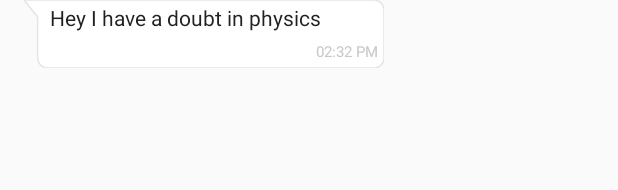
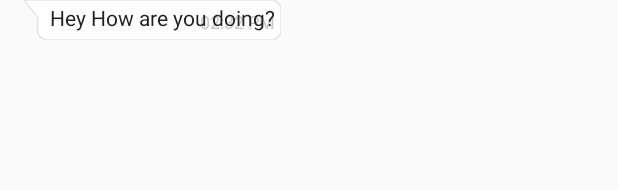
Before and after one commit to VeeraAnudeep/SMS-APP, an Android app: the layout p_chat_receive_item.xml on its own in the app's theme, with its tools: preview values and no code run, on a phone screen of 412 x 824 dp. Shown: the top 190 px of the screen. Run offline under Robolectric (Android 15) with nearby library versions, the phone set to English and light mode, and no system bars.

Commit message:
refractors and design fixes

```diff
--- a/app/src/main/res/layout/a_messages.xml
+++ b/app/src/main/res/layout/a_messages.xml
@@ -70,7 +70,7 @@
                 android:layout_marginStart="@dimen/margin_micro"
                 android:background="@drawable/shape_circle_blue"
                 android:padding="@dimen/padding_micro"
-                android:src="@drawable/selector_doc_msg_send" />
+                android:src="@drawable/selector_msg_send" />
 
         </LinearLayout>
     </RelativeLayout>
--- a/app/src/main/res/layout/p_chat_receive_item.xml
+++ b/app/src/main/res/layout/p_chat_receive_item.xml
@@ -1,42 +1,36 @@
 <?xml version="1.0" encoding="utf-8"?>
-<RelativeLayout xmlns:android="http://schemas.android.com/apk/res/android"
+<FrameLayout xmlns:android="http://schemas.android.com/apk/res/android"
     xmlns:tools="http://schemas.android.com/tools"
-    android:layout_width="240dp"
+    android:layout_width="wrap_content"
     android:layout_height="wrap_content"
     android:layout_marginBottom="6dp"
     android:layout_marginLeft="@dimen/margin_padding_normal"
-    android:background="@drawable/ic_chat_tutor_bubble"
+    android:background="@drawable/ic_chat_recieve_bubble"
     android:gravity="start">
 
     <android.support.v7.widget.AppCompatTextView
         android:id="@+id/timestamp"
         android:layout_width="wrap_content"
         android:layout_height="wrap_content"
-        android:layout_alignParentRight="true"
-        android:layout_below="@+id/message"
         android:layout_gravity="end|bottom"
         android:drawablePadding="4dp"
-        android:gravity="end"
         android:padding="4dp"
-        android:textAllCaps="true"
         android:textColor="#C8C8C8"
-        android:textSize="10sp"
+        android:textSize="12sp"
         tools:text="02:32 PM" />
 
     <android.support.v7.widget.AppCompatTextView
         android:id="@+id/message"
-        android:layout_width="match_parent"
+        android:layout_width="wrap_content"
         android:layout_height="wrap_content"
-
-        android:layout_alignParentStart="true"
-        android:gravity="start"
+        android:layout_gravity="center_vertical|start"
         android:maxWidth="250dp"
-        android:paddingBottom="2dp"
+        android:paddingBottom="5dp"
         android:paddingLeft="8dp"
-        android:paddingRight="8dp"
+        android:paddingRight="4dp"
         android:paddingTop="2dp"
         android:textColor="#212121"
         android:textSize="14sp"
-        tools:text="Hey I have a doubt in physics" />
+        tools:text="Hey How are you doing?" />
 
-</RelativeLayout>
+</FrameLayout>
```
Also changed, not shown: app/src/main/java/veera/smartmessager/MessagesAdapter.java (+5 -2 lines), app/src/main/res/layout/p_chat_send_item.xml (+5 -8 lines), app/src/main/res/drawable-xxhdpi/ic_chat_recieve_bubble.9.png (renamed from app/src/main/res/drawable-xxhdpi/ic_chat_tutor_bubble.9.png), app/src/main/res/drawable-xxhdpi/ic_chat_send_bubble.9.png (renamed from app/src/main/res/drawable-xxhdpi/ic_chat_student_bubble.9.png), app/src/main/res/drawable/selector_msg_send.xml (renamed from app/src/main/res/drawable/selector_doc_msg_send.xml).
